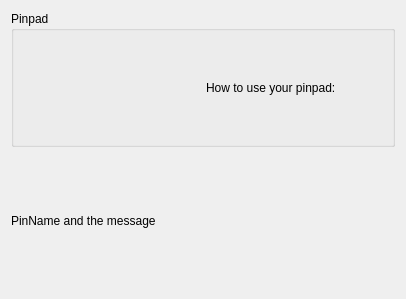
First picture: the form in pteid-mw/_src/eidmw/dialogs/dialogsQTsrv/dlgWndPinpadInfo.ui, repository amagovpt/autenticacao.gov, before the edit.
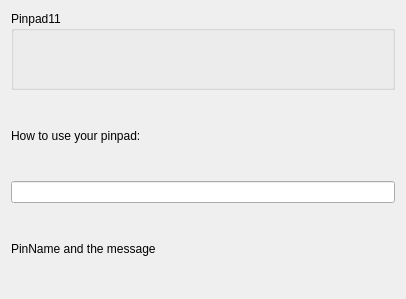
Second picture: the form after the edit.

Commit message: Restyle Ask Pin dialog on linux

What changed in the file:
```diff
--- a/pteid-mw/_src/eidmw/dialogs/dialogsQTsrv/dlgWndPinpadInfo.ui
+++ b/pteid-mw/_src/eidmw/dialogs/dialogsQTsrv/dlgWndPinpadInfo.ui
@@ -12,33 +12,10 @@
   <property name="windowTitle" >
    <string>dlgWndPinpadInfo</string>
   </property>
-  <layout class="QGridLayout" >
-   <item row="0" column="0" >
-    <widget class="QGroupBox" name="groupBox" >
-     <property name="title" >
-      <string>Pinpad</string>
-     </property>
-     <layout class="QGridLayout" >
-      <item row="0" column="1" >
-       <widget class="QLabel" name="label_2" >
-        <property name="text" >
-         <string>How to use your pinpad:</string>
-        </property>
-       </widget>
-      </item>
-      <item row="0" column="0" >
-       <widget class="QLabel" name="lblIcon" >
-        <property name="text" >
-         <string/>
-        </property>
-       </widget>
-      </item>
-     </layout>
-    </widget>
-   </item>
-   <item row="1" column="0" >
-    <widget class="QLabel" name="label" >
-     <property name="text" >
+  <layout class="QGridLayout">
+   <item row="4" column="0">
+    <widget class="QLabel" name="label">
+     <property name="text">
       <string>PinName and the message</string>
      </property>
      <property name="wordWrap" >
@@ -46,9 +23,35 @@
      </property>
     </widget>
    </item>
+   <item row="1" column="0">
+    <widget class="QGroupBox" name="groupBox">
+     <property name="title">
+      <string>Pinpad11</string>
+     </property>
+     <layout class="QGridLayout">
+      <item row="0" column="0">
+       <widget class="QLabel" name="lblIcon">
+        <property name="text">
+         <string/>
+        </property>
+       </widget>
+      </item>
+     </layout>
+    </widget>
+   </item>
+   <item row="2" column="0">
+    <widget class="QLabel" name="label_2">
+     <property name="text">
+      <string>How to use your pinpad:</string>
+     </property>
+    </widget>
+   </item>
+   <item row="3" column="0">
+    <widget class="QLineEdit" name="lineEdit"/>
+   </item>
   </layout>
  </widget>
- <layoutdefault spacing="6" margin="11" />
+ <layoutdefault spacing="6" margin="11"/>
  <resources/>
  <connections/>
 </ui>
```
Left out of the diff: 11 changed lines with no effect on the pictures. The commit also changes 6 other files.
